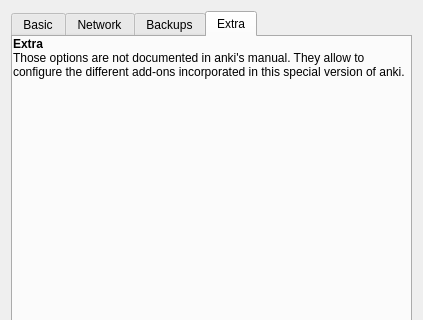
Above: designer/preferences.ui from the8thbit/anki before the change; both pictures show x 0 to 423 and y 0 to 320 of the 423 by 525 pixel window. Below: the same form after it.
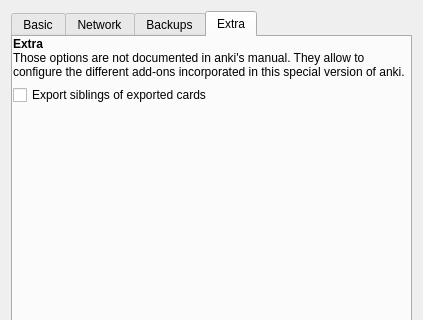
That is the form after the change. The open tabs and pages were chosen to show the change.

Commit message: Export cards selected in the browser

```diff
--- a/designer/preferences.ui
+++ b/designer/preferences.ui
@@ -489,6 +489,13 @@
           </property>
          </widget>
         </item>
+        <item>
+         <widget class="QCheckBox" name="exportSiblings">
+          <property name="text">
+           <string>Export siblings of exported cards</string>
+          </property>
+         </widget>
+        </item>
         <item>
          <spacer name="verticalSpacer">
           <property name="orientation">
```
The commit also changes 17 other files.
